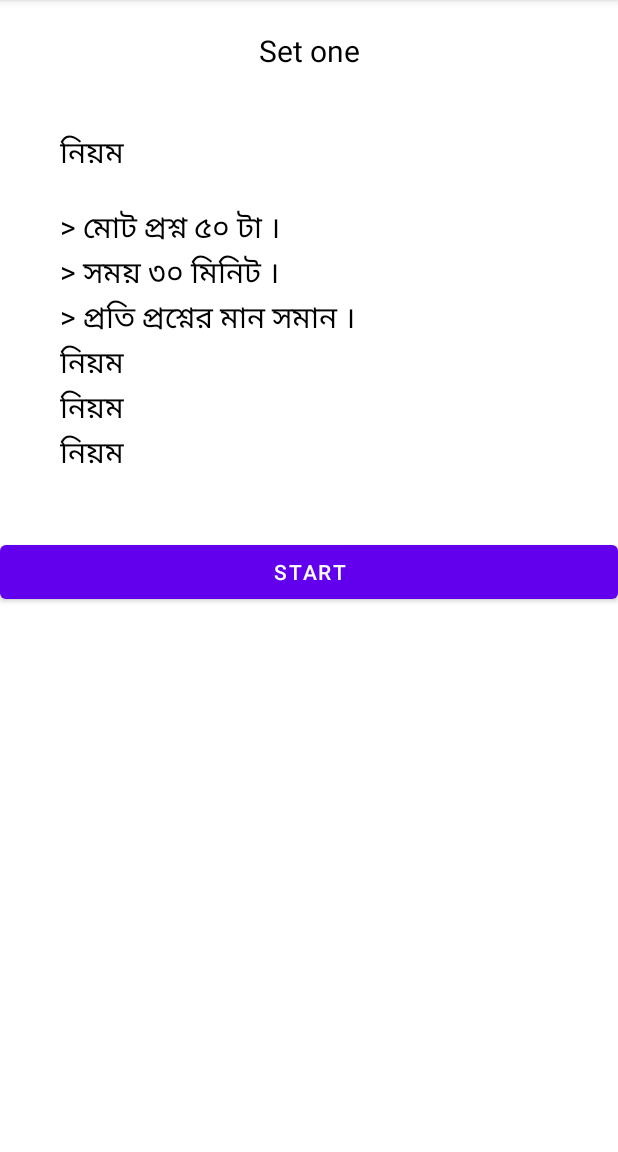
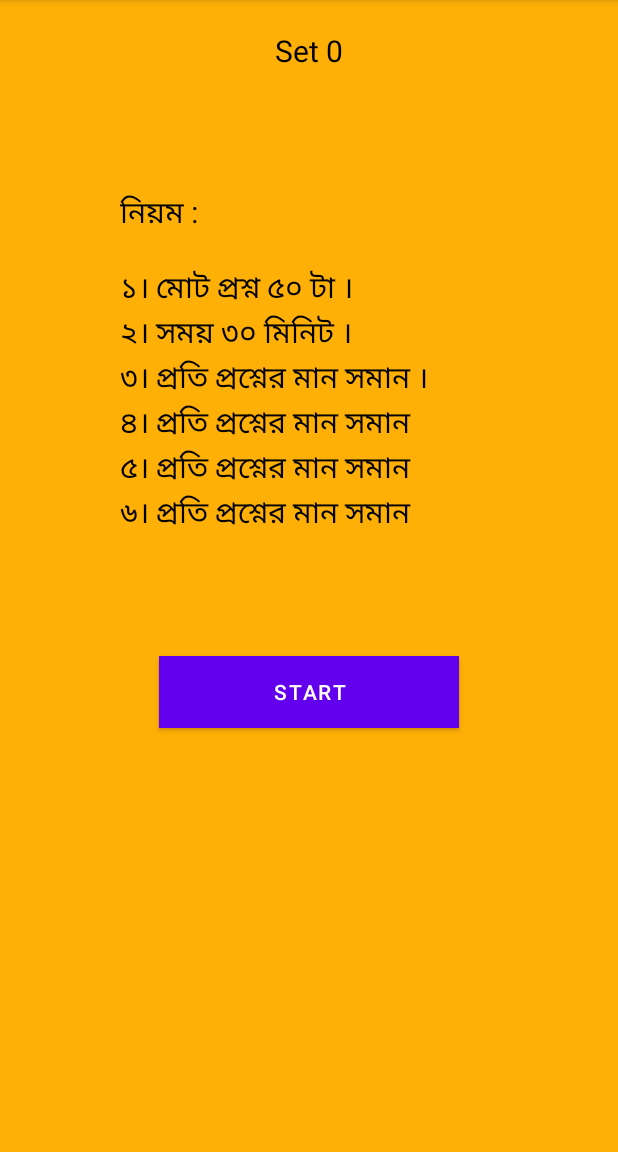
Before and after one commit to roconmachine/pulse, an Android app: the fragment QuizStartFragment shown on its own in the app's theme, on a phone screen of 412 x 824 dp, the part 84-1236 px from its top. Run offline under Robolectric (Android 15) with nearby library versions, the phone set to English and light mode, and no system bars.

Commit message:
start screen in progress

```diff
--- a/app/src/main/java/com/edu/io/pulse/ui/QuizStartFragment.java
+++ b/app/src/main/java/com/edu/io/pulse/ui/QuizStartFragment.java
@@ -14,6 +14,9 @@ import android.view.ViewGroup;
 import android.widget.Button;
 
 import com.edu.io.pulse.R;
+import com.edu.io.pulse.databinding.FragmentHomeBinding;
+import com.edu.io.pulse.databinding.FragmentQuizStartBinding;
+import com.edu.io.pulse.utils.Database;
 
 /**
  * A simple {@link Fragment} subclass.
@@ -21,34 +24,20 @@ import com.edu.io.pulse.R;
  * create an instance of this fragment.
  */
 public class QuizStartFragment extends Fragment {
+    private static final String ARG_PARAM1 = "set_no";
+    private static final String ARG_PARAM2 = "param2";
+    private int set;
 
-    // TODO: Rename parameter arguments, choose names that match
-    // the fragment initialization parameters, e.g. ARG_ITEM_NUMBER
-    private static final String ARG_PARAM1 = "param1";
-    private static final String ARG_PARAM2 = "param2";
-
-    // TODO: Rename and change types of parameters
-    private String mParam1;
-    private String mParam2;
+    private FragmentQuizStartBinding binding;
 
     public QuizStartFragment() {
         // Required empty public constructor
     }
 
-    /**
-     * Use this factory method to create a new instance of
-     * this fragment using the provided parameters.
-     *
-     * @param param1 Parameter 1.
-     * @param param2 Parameter 2.
-     * @return A new instance of fragment QuizStartFragment.
-     */
-    // TODO: Rename and change types and number of parameters
-    public static QuizStartFragment newInstance(String param1, String param2) {
+    public static QuizStartFragment newInstance(int set) {
         QuizStartFragment fragment = new QuizStartFragment();
         Bundle args = new Bundle();
-        args.putString(ARG_PARAM1, param1);
-        args.putString(ARG_PARAM2, param2);
+        args.putInt(ARG_PARAM1, set);
         fragment.setArguments(args);
         return fragment;
     }
@@ -57,8 +46,7 @@ public class QuizStartFragment extends Fragment {
     public void onCreate(Bundle savedInstanceState) {
         super.onCreate(savedInstanceState);
         if (getArguments() != null) {
-            mParam1 = getArguments().getString(ARG_PARAM1);
-            mParam2 = getArguments().getString(ARG_PARAM2);
+            set = getArguments().getInt(ARG_PARAM1);
         }
     }
 
@@ -70,9 +58,9 @@ public class QuizStartFragment extends Fragment {
 
         myButton.setOnClickListener(v -> {
             Bundle bundle = new Bundle();
-//            bundle.putInt("set_index", "dd ");
+            bundle.putInt(ARG_PARAM1, set);
             NavController navController = Navigation.findNavController(requireView());
-            navController.navigate(R.id.action_quizStartFragment_to_quiz_main);
+            navController.navigate(R.id.action_quizStartFragment_to_quiz_main, bundle);
         });
     }
 
@@ -80,6 +68,9 @@ public class QuizStartFragment extends Fragment {
     public View onCreateView(LayoutInflater inflater, ViewGroup container,
                              Bundle savedInstanceState) {
 
-        return inflater.inflate(R.layout.fragment_quiz_start, container, false);
+        binding = FragmentQuizStartBinding.inflate(inflater, container, false);
+        binding.setName.setText(Database.getSetName(set));
+
+        return binding.getRoot();
     }
 }
--- a/app/src/main/java/com/edu/io/pulse/ui/quiz_list/ListSetsFragment.java
+++ b/app/src/main/java/com/edu/io/pulse/ui/quiz_list/ListSetsFragment.java
@@ -86,7 +86,7 @@ public class ListSetsFragment extends Fragment {
                 Bundle bundle = new Bundle();
                 bundle.putInt("set_no", ++position);
                 NavController navController = Navigation.findNavController(requireView());
-                navController.navigate(R.id.action_nav_quiz_list_to_quiz_main);
+                navController.navigate(R.id.action_nav_quiz_list_to_quiz_main, bundle);
             }));
         }
 
--- a/app/src/main/java/com/edu/io/pulse/utils/Database.java
+++ b/app/src/main/java/com/edu/io/pulse/utils/Database.java
@@ -38,4 +38,7 @@ public class Database {
         return list;
     }
 
+    public static String getSetName(int set){
+        return "Set " + set;
+    }
 }
--- a/app/src/main/res/drawable/bd_round.xml
+++ b/app/src/main/res/drawable/bd_round.xml
@@ -1,10 +1,6 @@
 <?xml version="1.0" encoding="utf-8"?>
 <shape xmlns:android="http://schemas.android.com/apk/res/android">
-    <gradient
-        android:endColor="@color/white"
-        android:centerColor="@color/white"
-        android:startColor="@color/white"
-        android:angle="270" />
+    <solid android:color="@color/white"/>
     <corners
         android:radius="5dp" />
 
--- a/app/src/main/res/drawable/roundbox.xml
+++ b/app/src/main/res/drawable/roundbox.xml
@@ -1,6 +1,6 @@
 <?xml version="1.0" encoding="utf-8"?>
 <shape xmlns:android="http://schemas.android.com/apk/res/android">
     <gradient android:startColor="@color/card_bg" android:endColor="@color/card_bg"/>
-    <corners android:radius="15dp"/>
+    <corners android:radius="5dp"/>
     <stroke android:color="@color/txt_color1" android:width="2dp"/>
 </shape>
--- a/app/src/main/res/layout/fragment_quiz_start.xml
+++ b/app/src/main/res/layout/fragment_quiz_start.xml
@@ -4,7 +4,9 @@
     android:layout_width="match_parent"
     android:layout_height="match_parent"
     xmlns:app="http://schemas.android.com/apk/res-auto"
-    tools:context=".ui.QuizStartFragment">
+    tools:context=".ui.QuizStartFragment"
+    android:background="@drawable/bg"
+    >
 
     <LinearLayout
         android:layout_width="match_parent"
@@ -29,6 +31,7 @@
             android:orientation="vertical"
             android:layout_margin="40dp"
 
+            android:padding="40dp"
             >
             <TextView
                 android:layout_width="match_parent"
@@ -83,14 +86,18 @@
                 android:text="@string/rule_6"
                 style="@style/BulletPointTextStyle"
 
+
                 />
 
         </LinearLayout>
 
         <Button android:id="@+id/btn_start"
-            android:layout_width="match_parent"
+            android:layout_width="200dp"
             android:layout_height="wrap_content"
-            android:text="Start"/>
+            android:text="@string/btnStart"
+            android:background="@color/contrast_color"
+            android:layout_gravity="center_horizontal"
+            />
 
 
 
--- a/app/src/main/res/values/strings.xml
+++ b/app/src/main/res/values/strings.xml
@@ -18,13 +18,13 @@
 
 
 
-    <string name="rule_title">নিয়ম</string>
-    <string name="rule_1"> > মোট প্রশ্ন ৫০ টা । </string>
-    <string name="rule_2"> > সময় ৩০ মিনিট ।  </string>
-    <string name="rule_3"> > প্রতি প্রশ্নের মান সমান । </string>
-    <string name="rule_4">নিয়ম</string>
-    <string name="rule_5">নিয়ম</string>
-    <string name="rule_6">নিয়ম</string>
+    <string name="rule_title">নিয়ম :</string>
+    <string name="rule_1"> ১। মোট প্রশ্ন ৫০ টা । </string>
+    <string name="rule_2"> ২। সময় ৩০ মিনিট ।  </string>
+    <string name="rule_3"> ৩। প্রতি প্রশ্নের মান সমান । </string>
+    <string name="rule_4">৪। প্রতি প্রশ্নের মান সমান </string>
+    <string name="rule_5">৫। প্রতি প্রশ্নের মান সমান </string>
+    <string name="rule_6">৬। প্রতি প্রশ্নের মান সমান </string>
     <string name="btn_text_next"><![CDATA[Next >>]]></string>
 
     <string name="option_label_format">%1$s. %2$s</string>
@@ -32,4 +32,5 @@
     <string name="btnNextText">Next</string>
     <string name="btnFinishText">Finish</string>
     <string name="creator_email">roconmachine@gmail.com</string>
+    <string name="btnStart">Start</string>
 </resources>
```
